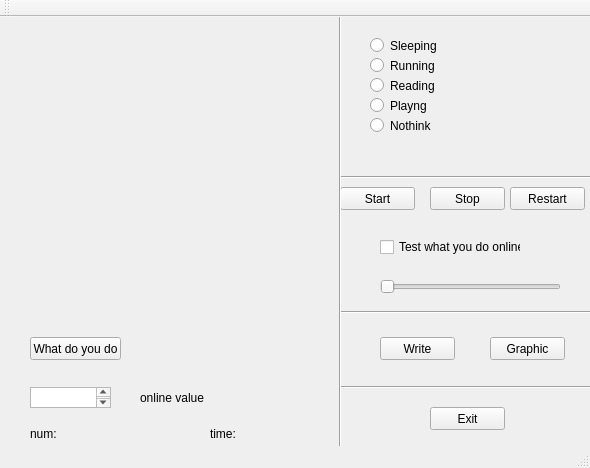
This is Graphic/mainwindow.ui in OSLL/edu-mindwave-diary as Qt 5 draws it before an edit. The edited form follows.
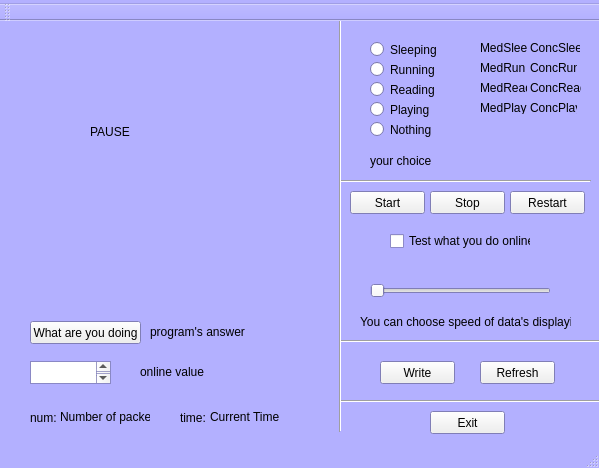
This is the edited form. Custom widgets are drawn as their Qt base class.

Diff of the .ui file:
```diff
--- a/Graphic/mainwindow.ui
+++ b/Graphic/mainwindow.ui
@@ -6,10 +6,86 @@
    <rect>
     <x>0</x>
     <y>0</y>
-    <width>590</width>
+    <width>599</width>
     <height>468</height>
    </rect>
   </property>
+  <property name="minimumSize">
+   <size>
+    <width>599</width>
+    <height>460</height>
+   </size>
+  </property>
+  <property name="maximumSize">
+   <size>
+    <width>599</width>
+    <height>468</height>
+   </size>
+  </property>
+  <property name="palette">
+   <palette>
+    <active>
+     <colorrole role="Base">
+      <brush brushstyle="SolidPattern">
+       <color alpha="255">
+        <red>255</red>
+        <green>255</green>
+        <blue>255</blue>
+       </color>
+      </brush>
+     </colorrole>
+     <colorrole role="Window">
+      <brush brushstyle="SolidPattern">
+       <color alpha="255">
+        <red>179</red>
+        <green>176</green>
+        <blue>255</blue>
+       </color>
+      </brush>
+     </colorrole>
+    </active>
+    <inactive>
+     <colorrole role="Base">
+      <brush brushstyle="SolidPattern">
+       <color alpha="255">
+        <red>255</red>
+        <green>255</green>
+        <blue>255</blue>
+       </color>
+      </brush>
+     </colorrole>
+     <colorrole role="Window">
+      <brush brushstyle="SolidPattern">
+       <color alpha="255">
+        <red>179</red>
+        <green>176</green>
+        <blue>255</blue>
+       </color>
+      </brush>
+     </colorrole>
+    </inactive>
+    <disabled>
+     <colorrole role="Base">
+      <brush brushstyle="SolidPattern">
+       <color alpha="255">
+        <red>179</red>
+        <green>176</green>
+        <blue>255</blue>
+       </color>
+      </brush>
+     </colorrole>
+     <colorrole role="Window">
+      <brush brushstyle="SolidPattern">
+       <color alpha="255">
+        <red>179</red>
+        <green>176</green>
+        <blue>255</blue>
+       </color>
+      </brush>
+     </colorrole>
+    </disabled>
+   </palette>
+  </property>
   <property name="windowTitle">
    <string>MainWindow</string>
   </property>
@@ -33,7 +109,7 @@
       </rect>
      </property>
      <property name="text">
-      <string/>
+      <string>PAUSE</string>
      </property>
     </widget>
    </widget>
@@ -41,9 +117,9 @@
     <property name="geometry">
      <rect>
       <x>30</x>
-      <y>370</y>
+      <y>340</y>
       <width>81</width>
-      <height>21</height>
+      <height>23</height>
      </rect>
     </property>
    </widget>
@@ -51,7 +127,7 @@
     <property name="geometry">
      <rect>
       <x>380</x>
-      <y>320</y>
+      <y>340</y>
       <width>75</width>
       <height>23</height>
      </rect>
@@ -76,7 +152,7 @@
    <widget class="QPushButton" name="pushButton_2">
     <property name="geometry">
      <rect>
-      <x>340</x>
+      <x>350</x>
       <y>170</y>
       <width>75</width>
       <height>23</height>
@@ -90,26 +166,26 @@
     <property name="geometry">
      <rect>
       <x>60</x>
-      <y>410</y>
-      <width>47</width>
-      <height>13</height>
+      <y>388</y>
+      <width>90</width>
+      <height>16</height>
      </rect>
     </property>
     <property name="text">
-     <string/>
+     <string>Number of packets</string>
     </property>
    </widget>
    <widget class="QPushButton" name="pushButton_5">
     <property name="geometry">
      <rect>
-      <x>490</x>
-      <y>320</y>
+      <x>480</x>
+      <y>340</y>
       <width>75</width>
       <height>23</height>
      </rect>
     </property>
     <property name="text">
-     <string>Graphic</string>
+     <string>Refresh</string>
     </property>
    </widget>
    <widget class="QPushButton" name="pushButton_4">
@@ -128,14 +204,14 @@
    <widget class="QLabel" name="label_3">
     <property name="geometry">
      <rect>
-      <x>240</x>
-      <y>410</y>
-      <width>47</width>
-      <height>13</height>
+      <x>210</x>
+      <y>388</y>
+      <width>71</width>
+      <height>16</height>
      </rect>
     </property>
     <property name="text">
-     <string/>
+     <string>Current Time</string>
     </property>
    </widget>
    <widget class="QPushButton" name="pushButton_6">
@@ -154,7 +230,7 @@
    <widget class="QSlider" name="horizontalSlider">
     <property name="geometry">
      <rect>
-      <x>380</x>
+      <x>370</x>
       <y>260</y>
       <width>181</width>
       <height>19</height>
@@ -213,7 +289,7 @@
      </rect>
     </property>
     <property name="text">
-     <string>Playng</string>
+     <string>Playing</string>
     </property>
    </widget>
    <widget class="QLabel" name="label_4">
@@ -226,7 +302,7 @@
      </rect>
     </property>
     <property name="text">
-     <string/>
+     <string>your choice</string>
     </property>
    </widget>
    <widget class="QLabel" name="label_5">
@@ -239,7 +315,7 @@
      </rect>
     </property>
     <property name="text">
-     <string/>
+     <string>MedSleep</string>
     </property>
    </widget>
    <widget class="QLabel" name="label_6">
@@ -252,7 +328,7 @@
      </rect>
     </property>
     <property name="text">
-     <string/>
+     <string>MedRun</string>
     </property>
    </widget>
    <widget class="QLabel" name="label_7">
@@ -265,7 +341,7 @@
      </rect>
     </property>
     <property name="text">
-     <string/>
+     <string>MedRead</string>
     </property>
    </widget>
    <widget class="QLabel" name="label_8">
@@ -278,7 +354,7 @@
      </rect>
     </property>
     <property name="text">
-     <string/>
+     <string>MedPlay</string>
     </property>
    </widget>
    <widget class="QRadioButton" name="radioButton_5">
@@ -291,7 +367,7 @@
      </rect>
     </property>
     <property name="text">
-     <string>Nothink</string>
+     <string>Nothing</string>
     </property>
    </widget>
    <widget class="Line" name="line">
@@ -313,7 +389,7 @@
       <x>340</x>
       <y>360</y>
       <width>281</width>
-      <height>21</height>
+      <height>41</height>
      </rect>
     </property>
     <property name="orientation">
@@ -324,7 +400,7 @@
     <property name="geometry">
      <rect>
       <x>340</x>
-      <y>275</y>
+      <y>300</y>
       <width>261</width>
       <height>41</height>
      </rect>
@@ -336,34 +412,34 @@
    <widget class="QLabel" name="label_9">
     <property name="geometry">
      <rect>
-      <x>140</x>
-      <y>320</y>
-      <width>191</width>
+      <x>150</x>
+      <y>300</y>
+      <width>161</width>
       <height>21</height>
      </rect>
     </property>
     <property name="text">
-     <string/>
+     <string>program's answer</string>
     </property>
    </widget>
    <widget class="QPushButton" name="pushButton_7">
     <property name="geometry">
      <rect>
       <x>30</x>
-      <y>320</y>
-      <width>91</width>
+      <y>300</y>
+      <width>111</width>
       <height>23</height>
      </rect>
     </property>
     <property name="text">
-     <string>What do you do</string>
+     <string>What are you doing</string>
     </property>
    </widget>
    <widget class="QLabel" name="label_10">
     <property name="geometry">
      <rect>
       <x>140</x>
-      <y>370</y>
+      <y>340</y>
       <width>71</width>
       <height>21</height>
      </rect>
@@ -378,7 +454,7 @@
       <x>330</x>
       <y>-10</y>
       <width>20</width>
-      <height>471</height>
+      <height>421</height>
      </rect>
     </property>
     <property name="orientation">
@@ -388,9 +464,9 @@
    <widget class="QLabel" name="label_11">
     <property name="geometry">
      <rect>
-      <x>210</x>
-      <y>410</y>
-      <width>47</width>
+      <x>180</x>
+      <y>390</y>
+      <width>31</width>
       <height>13</height>
      </rect>
     </property>
@@ -402,7 +478,7 @@
     <property name="geometry">
      <rect>
       <x>30</x>
-      <y>410</y>
+      <y>390</y>
       <width>47</width>
       <height>13</height>
      </rect>
@@ -414,8 +490,8 @@
    <widget class="QCheckBox" name="checkBox">
     <property name="geometry">
      <rect>
-      <x>380</x>
-      <y>220</y>
+      <x>390</x>
+      <y>210</y>
       <width>141</width>
       <height>20</height>
      </rect>
@@ -424,16 +500,87 @@
      <string>Test what you do online</string>
     </property>
    </widget>
+   <widget class="QLabel" name="label_13">
+    <property name="geometry">
+     <rect>
+      <x>360</x>
+      <y>290</y>
+      <width>211</width>
+      <height>21</height>
+     </rect>
+    </property>
+    <property name="text">
+     <string>You can choose speed of data's displaying</string>
+    </property>
+   </widget>
+   <widget class="QLabel" name="label_14">
+    <property name="geometry">
+     <rect>
+      <x>530</x>
+      <y>20</y>
+      <width>50</width>
+      <height>13</height>
+     </rect>
+    </property>
+    <property name="text">
+     <string>ConcSleep</string>
+    </property>
+   </widget>
+   <widget class="QLabel" name="label_15">
+    <property name="geometry">
+     <rect>
+      <x>530</x>
+      <y>40</y>
+      <width>47</width>
+      <height>13</height>
+     </rect>
+    </property>
+    <property name="text">
+     <string>ConcRun</string>
+    </property>
+   </widget>
+   <widget class="QLabel" name="label_16">
+    <property name="geometry">
+     <rect>
+      <x>530</x>
+      <y>60</y>
+      <width>51</width>
+      <height>14</height>
+     </rect>
+    </property>
+    <property name="text">
+     <string>ConcRead</string>
+    </property>
+   </widget>
+   <widget class="QLabel" name="label_17">
+    <property name="geometry">
+     <rect>
+      <x>530</x>
+      <y>80</y>
+      <width>47</width>
+      <height>13</height>
+     </rect>
+    </property>
+    <property name="text">
+     <string>ConcPlay</string>
+    </property>
+   </widget>
   </widget>
   <widget class="QMenuBar" name="menuBar">
    <property name="geometry">
     <rect>
      <x>0</x>
      <y>0</y>
-     <width>590</width>
+     <width>599</width>
      <height>19</height>
     </rect>
    </property>
+   <widget class="QMenu" name="menuPredictator">
+    <property name="title">
+     <string/>
+    </property>
+   </widget>
+   <addaction name="menuPredictator"/>
   </widget>
   <widget class="QToolBar" name="mainToolBar">
    <attribute name="toolBarArea">
```
Left out of the diff: 20 changed lines with no effect on the pictures.
